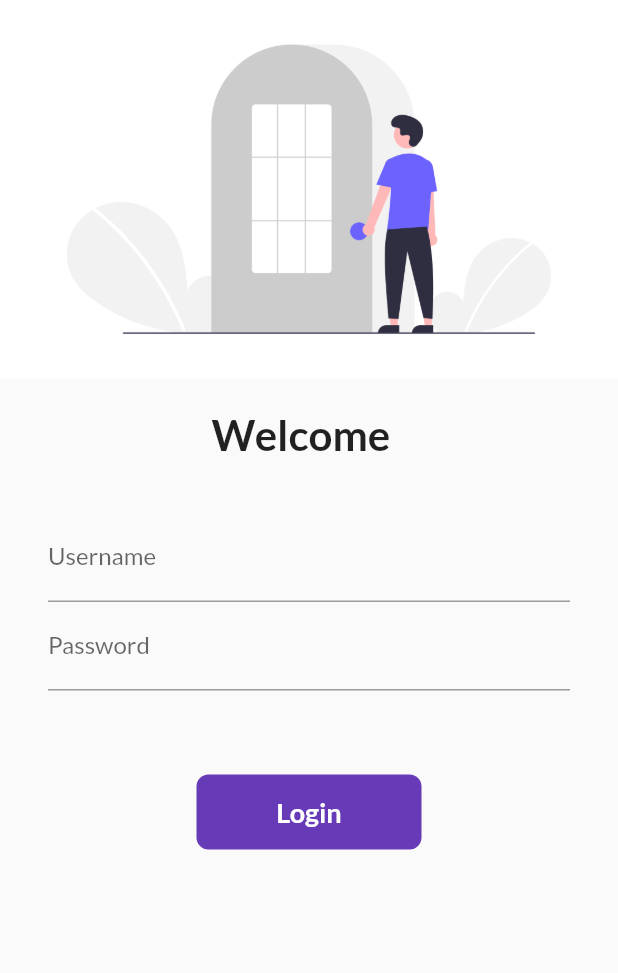
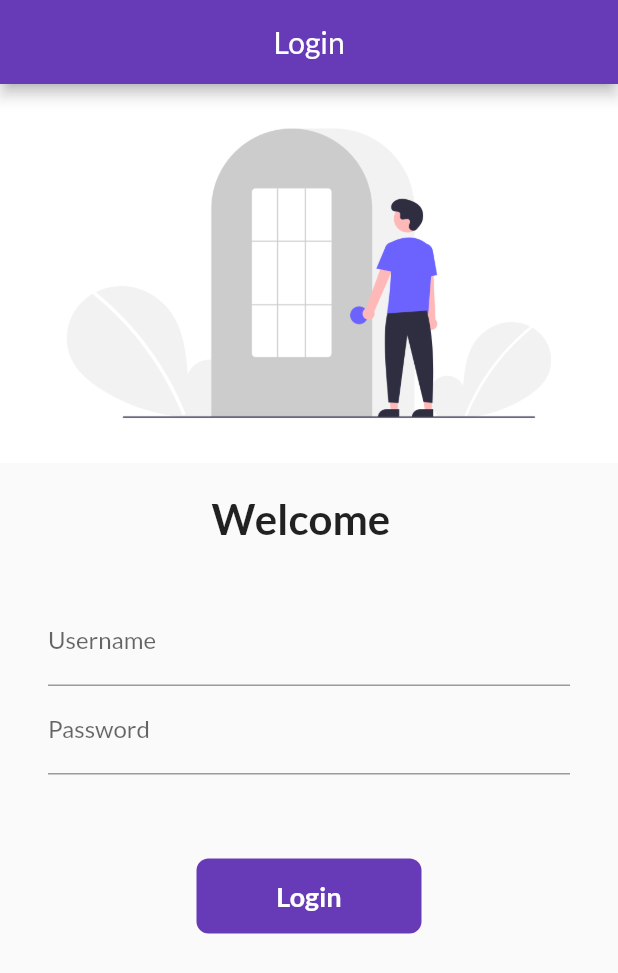
Before and after one commit to RitikRajoria/30DaysOfFlutter, a Flutter app: the screen it shows after launch, on a phone screen of 412 x 824 dp. Shown: the top 973 px of the screen. Run offline on Flutter 3.47's test engine with Material 2 defaults, Android fonts, the phone set to English and light mode, and no system bars; our stand-ins replace google_fonts.

Commit message:
day 8 completed

```diff
--- a/lib/pages/home_page.dart
+++ b/lib/pages/home_page.dart
@@ -1,3 +1,5 @@
+import 'dart:ui';
+
 import 'package:flutter/material.dart';
 
 class HomePage extends StatelessWidget {
@@ -8,6 +10,8 @@ class HomePage extends StatelessWidget {
     return Scaffold(
       appBar: AppBar(
         title: Text("Catalog App"),
+        centerTitle: true,
+
       ),
         body: Center(
           child: Container(
--- a/lib/pages/login_page.dart
+++ b/lib/pages/login_page.dart
@@ -7,21 +7,41 @@ class LoginPage extends StatefulWidget {
 }
 
 class _LoginPageState extends State<LoginPage> {
-
   String name = " ";
   bool changeButton = false;
-  int temp = 1;
+
+  final _formKey = GlobalKey<FormState>();
+
+  moveToHome(BuildContext context) async {
+    if(_formKey.currentState!.validate()) {
+      setState(() {
+        changeButton = true;
+      });
+      await Future.delayed(Duration(seconds: 1));
+      await Navigator.pushNamed(context, MyRoutes.homeRoute);
+      setState(() {
+        changeButton = false;
+      });
+    }
+  }
 
   @override
   Widget build(BuildContext context) {
-    return Material(
-      child: SingleChildScrollView(
+    return Scaffold(
+      //color: Colors.white,
+      appBar: AppBar(
+        title: Text("Login"),
+        centerTitle: true,
+      ),
+      body: SingleChildScrollView(
+        child: Form(
+          key: _formKey,
           child: Column(
             children: [
               Image.asset('assets/images/login_image.png', fit: BoxFit.cover),
               SizedBox(height: 20.0),
               Text(
-              "Welcome $name" ,
+                "Welcome $name",
                 style: TextStyle(
                   fontSize: 28,
                   fontWeight: FontWeight.bold,
@@ -29,57 +49,59 @@ class _LoginPageState extends State<LoginPage> {
               ),
               SizedBox(height: 20.0),
               Padding(
-              padding: const EdgeInsets.symmetric(vertical: 16.0, horizontal: 32.0),
+                padding: const EdgeInsets.symmetric(
+                    vertical: 16.0, horizontal: 32.0),
                 child: Column(
                   children: [
                     TextFormField(
                       decoration: InputDecoration(
-                      hintText: "Enter Username" ,
-                      labelText: "Username"
-                      ),
+                          hintText: "Enter Username", labelText: "Username"),
+                      validator: (value) {
+                        if (value!.isEmpty) {
+                          return "Username cannot be empty!";
+                        }
+                        return null;
+                      },
                       onChanged: (value) {
                         name = value;
-                        setState(() {
-
-                        });
+                        setState(() {});
                       },
-
                     ),
                     TextFormField(
                       obscureText: true,
-                    obscuringCharacter: "*",
                       decoration: InputDecoration(
-                      hintText: "Enter Password" ,
+                        hintText: "Enter Password",
                         labelText: "Password",
                       ),
+                      validator: (value) {
+                        if (value!.isEmpty) {
+                          return "Password cannot be empty!";
+                        } else if (value.length < 6) {
+                          return "Password length should be atleast 6";
+                        }
+                        return null;
+                      },
                     ),
                   ],
                 ),
               ),
               SizedBox(height: 40.0),
-            // ElevatedButton(
-            //   onPressed: () {
-            //     Navigator.pushNamed(context, MyRoutes.homeRoute);
-            //   },
-            //   child: Text("Login"),
-            //   style: TextButton.styleFrom(minimumSize: Size(150, 40)),
-
-            //   ),
-
-            InkWell(
-              onTap: () async {
-                setState ((){
-                  changeButton = true;
-                });
-                await Future.delayed(Duration(seconds:1));
-                Navigator.pushNamed(context, MyRoutes.homeRoute);
-              },
+              Material(
+                borderRadius: BorderRadius.circular(changeButton ? 50 : 8),
+                color: Colors.deepPurple,
+                child: InkWell(
+                  onTap: () => moveToHome(context),
                   child: AnimatedContainer(
                     duration: Duration(seconds: 1),
-                height:50,
+                    height: 50,
                     width: changeButton ? 50 : 150,
                     alignment: Alignment.center,
-                child: changeButton ? Icon(Icons.done, color: Colors.white,) : Text(
+                    child: changeButton
+                        ? Icon(
+                            Icons.done,
+                            color: Colors.white,
+                          )
+                        : Text(
                             "Login",
                             style: TextStyle(
                               color: Colors.white,
@@ -87,16 +109,13 @@ class _LoginPageState extends State<LoginPage> {
                               fontWeight: FontWeight.bold,
                             ),
                           ),
-                decoration: BoxDecoration(
-                  color: Colors.deepPurple,
-                  borderRadius: BorderRadius.circular(changeButton ? 50 : 8),
                   ),
-
                 ),
               ),
             ],
           ),
         ),
+      ),
     );
   }
 }
```
Lines whose indentation alone changed are shown as unchanged.
